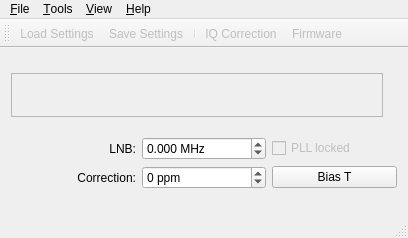
First picture: the form in mainwindow.ui, repository csete/qthid, before the edit.
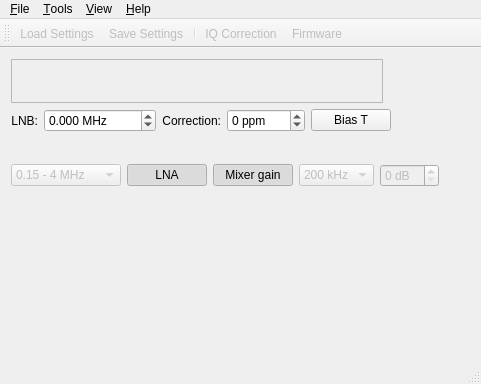
Second picture: the form after the edit. Icons and pictures are not drawn. Custom widgets are drawn as their Qt base class.

Commit message: Add remaining controls (not yet functional).

```diff
--- a/mainwindow.ui
+++ b/mainwindow.ui
@@ -6,8 +6,8 @@
    <rect>
     <x>0</x>
     <y>0</y>
-    <width>408</width>
-    <height>238</height>
+    <width>481</width>
+    <height>384</height>
    </rect>
   </property>
   <property name="windowTitle">
@@ -65,36 +65,8 @@
      </layout>
     </item>
     <item>
-     <layout class="QGridLayout" name="gridLayout">
-      <item row="1" column="1">
-       <widget class="QSpinBox" name="spinBoxCorr">
-        <property name="sizePolicy">
-         <sizepolicy hsizetype="Preferred" vsizetype="Minimum">
-          <horstretch>0</horstretch>
-          <verstretch>0</verstretch>
-         </sizepolicy>
-        </property>
-        <property name="toolTip">
-         <string>Frequency correction</string>
-        </property>
-        <property name="statusTip">
-         <string/>
-        </property>
-        <property name="alignment">
-         <set>Qt::AlignLeading|Qt::AlignLeft|Qt::AlignVCenter</set>
-        </property>
-        <property name="suffix">
-         <string> ppm</string>
-        </property>
-        <property name="minimum">
-         <number>-500</number>
-        </property>
-        <property name="maximum">
-         <number>500</number>
-        </property>
-       </widget>
-      </item>
-      <item row="0" column="0">
+     <layout class="QHBoxLayout" name="horizontalLayout_2">
+      <item>
        <widget class="QLabel" name="labelLnb">
         <property name="text">
          <string>LNB:</string>
@@ -104,23 +76,7 @@
         </property>
        </widget>
       </item>
-      <item row="1" column="0">
-       <widget class="QLabel" name="labelCorrection">
-        <property name="sizePolicy">
-         <sizepolicy hsizetype="Preferred" vsizetype="Minimum">
-          <horstretch>0</horstretch>
-          <verstretch>0</verstretch>
-         </sizepolicy>
-        </property>
-        <property name="text">
-         <string>Correction:</string>
-        </property>
-        <property name="alignment">
-         <set>Qt::AlignRight|Qt::AlignTrailing|Qt::AlignVCenter</set>
-        </property>
-       </widget>
-      </item>
-      <item row="0" column="1">
+      <item>
        <widget class="QDoubleSpinBox" name="spinBoxLnb">
         <property name="toolTip">
          <string>Frequency offset for up- and downconverters.
@@ -147,7 +103,51 @@
         </property>
        </widget>
       </item>
-      <item row="1" column="2">
+      <item>
+       <widget class="QLabel" name="labelCorrection">
+        <property name="sizePolicy">
+         <sizepolicy hsizetype="Preferred" vsizetype="Minimum">
+          <horstretch>0</horstretch>
+          <verstretch>0</verstretch>
+         </sizepolicy>
+        </property>
+        <property name="text">
+         <string>Correction:</string>
+        </property>
+        <property name="alignment">
+         <set>Qt::AlignRight|Qt::AlignTrailing|Qt::AlignVCenter</set>
+        </property>
+       </widget>
+      </item>
+      <item>
+       <widget class="QSpinBox" name="spinBoxCorr">
+        <property name="sizePolicy">
+         <sizepolicy hsizetype="Preferred" vsizetype="Minimum">
+          <horstretch>0</horstretch>
+          <verstretch>0</verstretch>
+         </sizepolicy>
+        </property>
+        <property name="toolTip">
+         <string>Frequency correction</string>
+        </property>
+        <property name="statusTip">
+         <string/>
+        </property>
+        <property name="alignment">
+         <set>Qt::AlignLeading|Qt::AlignLeft|Qt::AlignVCenter</set>
+        </property>
+        <property name="suffix">
+         <string> ppm</string>
+        </property>
+        <property name="minimum">
+         <number>-500</number>
+        </property>
+        <property name="maximum">
+         <number>500</number>
+        </property>
+       </widget>
+      </item>
+      <item>
        <widget class="QPushButton" name="pushButtonBiasT">
         <property name="sizePolicy">
          <sizepolicy hsizetype="Minimum" vsizetype="Fixed">
@@ -170,30 +170,256 @@
         </property>
        </widget>
       </item>
-      <item row="0" column="2">
-       <widget class="QCheckBox" name="checkBoxPLLLock">
+      <item>
+       <spacer name="horizontalSpacer_3">
+        <property name="orientation">
+         <enum>Qt::Horizontal</enum>
+        </property>
+        <property name="sizeHint" stdset="0">
+         <size>
+          <width>40</width>
+          <height>20</height>
+         </size>
+        </property>
+       </spacer>
+      </item>
+     </layout>
+    </item>
+    <item>
+     <layout class="QHBoxLayout" name="horizontalLayout_3">
+      <item>
+       <widget class="QLabel" name="fcdDiagramLabel">
+        <property name="toolTip">
+         <string>Funcube Dongle Pro+ RF diagram</string>
+        </property>
+        <property name="text">
+         <string/>
+        </property>
+        <property name="pixmap">
+         <pixmap resource="qthid.qrc">:/qthid/images/rfchain.png</pixmap>
+        </property>
+        <property name="scaledContents">
+         <bool>false</bool>
+        </property>
+        <property name="alignment">
+         <set>Qt::AlignCenter</set>
+        </property>
+        <property name="margin">
+         <number>0</number>
+        </property>
+        <property name="indent">
+         <number>0</number>
+        </property>
+       </widget>
+      </item>
+      <item>
+       <spacer name="horizontalSpacer">
+        <property name="orientation">
+         <enum>Qt::Horizontal</enum>
+        </property>
+        <property name="sizeHint" stdset="0">
+         <size>
+          <width>40</width>
+          <height>20</height>
+         </size>
+        </property>
+       </spacer>
+      </item>
+     </layout>
+    </item>
+    <item>
+     <layout class="QHBoxLayout" name="horizontalLayout_4">
+      <item>
+       <widget class="QComboBox" name="rfFilterComboBox">
         <property name="enabled">
          <bool>false</bool>
         </property>
+        <property name="toolTip">
+         <string>RF filter</string>
+        </property>
+        <item>
+         <property name="text">
+          <string>0.15 - 4 MHz</string>
+         </property>
+        </item>
+        <item>
+         <property name="text">
+          <string>4 - 8 MHz</string>
+         </property>
+        </item>
+        <item>
+         <property name="text">
+          <string>8 - 16 MHz</string>
+         </property>
+        </item>
+        <item>
+         <property name="text">
+          <string>16 - 32 MHz</string>
+         </property>
+        </item>
+        <item>
+         <property name="text">
+          <string>32 - 75 MHz</string>
+         </property>
+        </item>
+        <item>
+         <property name="text">
+          <string>75 - 125 MHz</string>
+         </property>
+        </item>
+        <item>
+         <property name="text">
+          <string>125 - 250 MHz</string>
+         </property>
+        </item>
+        <item>
+         <property name="text">
+          <string>145 MHz</string>
+         </property>
+        </item>
+        <item>
+         <property name="text">
+          <string>410 - 875 MHz</string>
+         </property>
+        </item>
+        <item>
+         <property name="text">
+          <string>435 MHz</string>
+         </property>
+        </item>
+        <item>
+         <property name="text">
+          <string>0.87 - 2.0 GHz</string>
+         </property>
+        </item>
+       </widget>
+      </item>
+      <item>
+       <widget class="QPushButton" name="lnaButton">
+        <property name="toolTip">
+         <string>LNA gain</string>
+        </property>
         <property name="text">
-         <string>PLL locked</string>
+         <string>LNA</string>
         </property>
         <property name="checkable">
          <bool>true</bool>
         </property>
         <property name="checked">
-         <bool>false</bool>
+         <bool>true</bool>
         </property>
-        <property name="autoExclusive">
+       </widget>
+      </item>
+      <item>
+       <widget class="QPushButton" name="mixerButton">
+        <property name="toolTip">
+         <string>Mixer gain</string>
+        </property>
+        <property name="text">
+         <string>Mixer gain</string>
+        </property>
+        <property name="checkable">
+         <bool>true</bool>
+        </property>
+        <property name="checked">
+         <bool>true</bool>
+        </property>
+       </widget>
+      </item>
+      <item>
+       <widget class="QComboBox" name="ifFilterComboBox">
+        <property name="enabled">
          <bool>false</bool>
         </property>
-        <property name="tristate">
+        <property name="toolTip">
+         <string>IF filter</string>
+        </property>
+        <item>
+         <property name="text">
+          <string>200 kHz</string>
+         </property>
+        </item>
+        <item>
+         <property name="text">
+          <string>300 kHz</string>
+         </property>
+        </item>
+        <item>
+         <property name="text">
+          <string>600 kHz</string>
+         </property>
+        </item>
+        <item>
+         <property name="text">
+          <string>1.5 MHz</string>
+         </property>
+        </item>
+        <item>
+         <property name="text">
+          <string>5 MHz</string>
+         </property>
+        </item>
+        <item>
+         <property name="text">
+          <string>6 MHz</string>
+         </property>
+        </item>
+        <item>
+         <property name="text">
+          <string>7 MHz</string>
+         </property>
+        </item>
+        <item>
+         <property name="text">
+          <string>8 MHz</string>
+         </property>
+        </item>
+       </widget>
+      </item>
+      <item>
+       <widget class="QSpinBox" name="ifGainSpinBox">
+        <property name="enabled">
          <bool>false</bool>
         </property>
+        <property name="toolTip">
+         <string>IF gain</string>
+        </property>
+        <property name="suffix">
+         <string> dB</string>
+        </property>
+        <property name="maximum">
+         <number>59</number>
+        </property>
        </widget>
       </item>
+      <item>
+       <spacer name="horizontalSpacer_6">
+        <property name="orientation">
+         <enum>Qt::Horizontal</enum>
+        </property>
+        <property name="sizeHint" stdset="0">
+         <size>
+          <width>40</width>
+          <height>20</height>
+         </size>
+        </property>
+       </spacer>
+      </item>
      </layout>
     </item>
+    <item>
+     <spacer name="verticalSpacer">
+      <property name="orientation">
+       <enum>Qt::Vertical</enum>
+      </property>
+      <property name="sizeHint" stdset="0">
+       <size>
+        <width>20</width>
+        <height>40</height>
+       </size>
+      </property>
+     </spacer>
+    </item>
    </layout>
   </widget>
   <widget class="QMenuBar" name="menuBar">
@@ -201,8 +427,8 @@
     <rect>
      <x>0</x>
      <y>0</y>
-     <width>408</width>
-     <height>22</height>
+     <width>481</width>
+     <height>25</height>
     </rect>
    </property>
    <widget class="QMenu" name="menuFile">
```
The commit also changes 1 other file.
